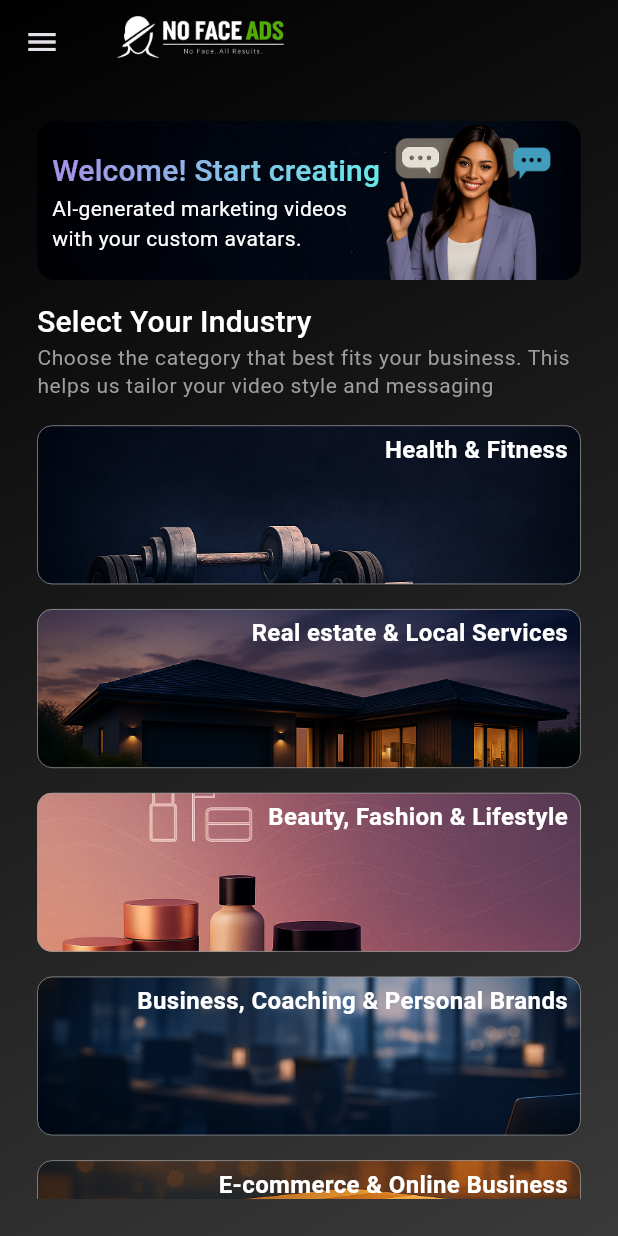
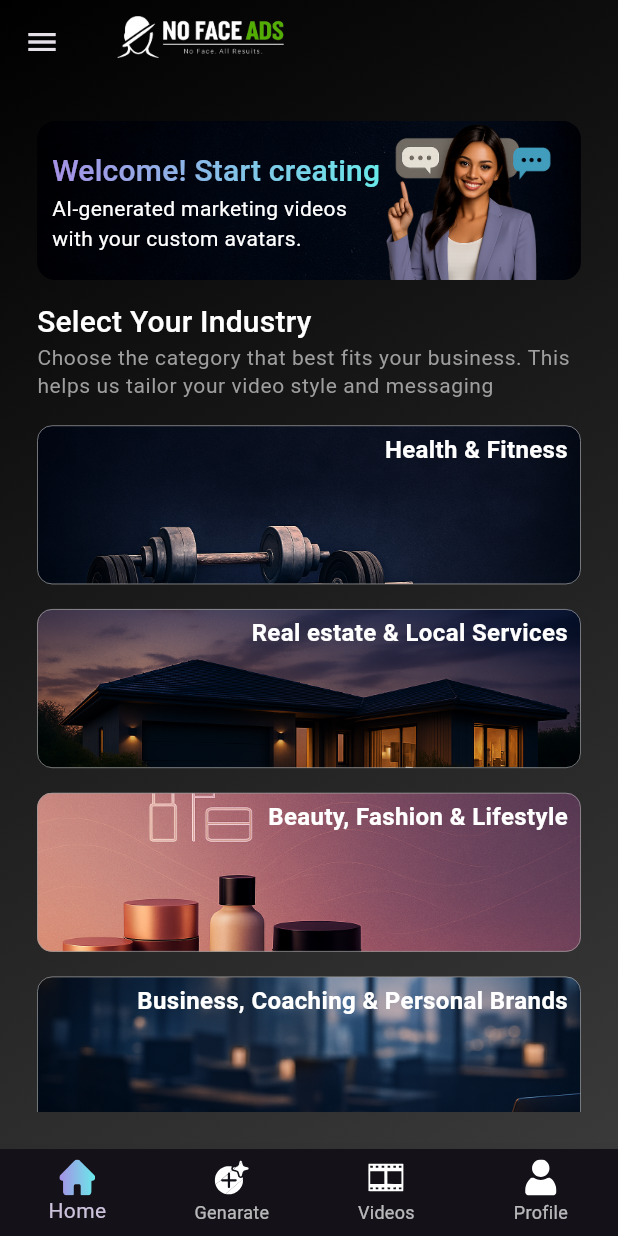
Before and after one commit to BayajitIslam/ai_video_genarator, a Flutter app: the SignInPage screen opened directly, after a tap on "Sign In", on a phone screen of 412 x 824 dp. Run offline on Flutter 3.47's test engine with Material 3 defaults, Android fonts, the phone set to English and light mode, and no system bars; our stand-ins replace flutter_svg, google_fonts.

Commit message:
navbar design

```diff
--- a/lib/core/constant/app_icons.dart
+++ b/lib/core/constant/app_icons.dart
@@ -1,4 +1,11 @@
 class AppIcons {
+  //Auth
   static const String google = 'assets/icons/googleIcon.svg';
   static const String apple = 'assets/icons/appleIcon.svg';
+
+  //Navbar
+  static const String home = 'assets/icons/navbar/home_icon.svg';
+  static const String genarate = 'assets/icons/navbar/generate_icon.svg';
+  static const String profile = 'assets/icons/navbar/profile_icon.svg';
+  static const String video = 'assets/icons/navbar/videos_icon.svg';
 }
--- a/lib/features/auth/presentation/pages/sign_In_page.dart
+++ b/lib/features/auth/presentation/pages/sign_In_page.dart
@@ -8,7 +8,7 @@ import 'package:ai_video_genarator/features/auth/presentation/pages/forgot_passw
 import 'package:ai_video_genarator/features/auth/presentation/pages/sign_up_page.dart';
 import 'package:ai_video_genarator/features/auth/presentation/widgets/auth_field.dart';
 import 'package:ai_video_genarator/features/auth/presentation/widgets/auth_social_button.dart';
-import 'package:ai_video_genarator/features/home/presentation/pages/home_page.dart';
+import 'package:ai_video_genarator/features/home/presentation/pages/home_main_page.dart';
 import 'package:flutter/material.dart';
 
 class SignInPage extends StatelessWidget {
@@ -90,9 +90,12 @@ class SignInPage extends StatelessWidget {
 
                   //Sign In Button
                   SizedBox(height: context.heightPercentage(20)),
-                  BlackButton(text: "Sign In ", onTap: () {
-                    Navigator.push(context, HomePage.route());
-                  }),
+                  BlackButton(
+                    text: "Sign In ",
+                    onTap: () {
+                      Navigator.push(context, HomeMainPage.route());
+                    },
+                  ),
 
                   //----- or -----
                   SizedBox(height: context.spacing16),
--- a/lib/features/auth/presentation/pages/sign_up_page.dart
+++ b/lib/features/auth/presentation/pages/sign_up_page.dart
@@ -7,7 +7,7 @@ import 'package:ai_video_genarator/core/utils/screen_size.dart';
 import 'package:ai_video_genarator/features/auth/presentation/pages/sign_In_page.dart';
 import 'package:ai_video_genarator/features/auth/presentation/widgets/auth_field.dart';
 import 'package:ai_video_genarator/features/auth/presentation/widgets/auth_social_button.dart';
-import 'package:ai_video_genarator/features/home/presentation/pages/home_page.dart';
+import 'package:ai_video_genarator/features/home/presentation/pages/home_main_page.dart';
 import 'package:flutter/material.dart';
 
 class SignUpPage extends StatelessWidget {
@@ -125,7 +125,7 @@ class SignUpPage extends StatelessWidget {
                       //route to home page
                       Navigator.pushAndRemoveUntil(
                         context,
-                        HomePage.route(),
+                        HomeMainPage.route(),
                         (route) => false,
                       );
                     },
--- /dev/null
+++ b/lib/features/home/presentation/pages/home_main_page.dart
@@ -0,0 +1,14 @@
+import 'package:ai_video_genarator/features/home/presentation/widgets/my_bottom_navbar.dart';
+import 'package:flutter/material.dart';
+
+class HomeMainPage extends StatelessWidget {
+  //route
+  static MaterialPageRoute<dynamic> route() =>
+      MaterialPageRoute(builder: (context) => HomeMainPage());
+  const HomeMainPage({super.key});
+
+  @override
+  Widget build(BuildContext context) {
+    return const MyBottomNavbar();
+  }
+}
--- /dev/null
+++ b/lib/features/home/presentation/widgets/gradient_icon.dart
@@ -0,0 +1,44 @@
+import 'package:ai_video_genarator/core/theme/app_pallete.dart';
+import 'package:flutter/material.dart';
+import 'package:flutter_svg/flutter_svg.dart';
+
+class GradientIcon extends StatelessWidget {
+  final String icon;
+  final bool isSelected;
+  final double size;
+  final Gradient gradient;
+
+  const GradientIcon({
+    required this.icon,
+    required this.isSelected,
+    this.size = 24,
+    this.gradient = const LinearGradient(
+      colors: [AppPallete.gradient1, AppPallete.gradient2],
+      begin: Alignment.centerLeft,
+      end: Alignment.centerRight,
+    ),
+    super.key,
+  });
+
+  @override
+  Widget build(BuildContext context) {
+    if (isSelected) {
+      return ShaderMask(
+        shaderCallback: (bounds) => gradient.createShader(bounds),
+        child: SvgPicture.asset(
+          icon,
+          width: size,
+          height: size,
+          color: Colors.white, // your original icon is white
+        ),
+      );
+    } else {
+      return SvgPicture.asset(
+        icon,
+        width: size,
+        height: size,
+        color: Colors.white, // unselected icon color
+      );
+    }
+  }
+}
--- /dev/null
+++ b/lib/features/home/presentation/widgets/my_bottom_navbar.dart
@@ -0,0 +1,71 @@
+import 'package:ai_video_genarator/core/constant/app_icons.dart';
+import 'package:ai_video_genarator/features/auth/presentation/pages/forgot_password_page.dart';
+import 'package:ai_video_genarator/features/auth/presentation/pages/sign_In_page.dart';
+import 'package:ai_video_genarator/features/auth/presentation/pages/sign_up_page.dart';
+import 'package:ai_video_genarator/features/home/presentation/pages/home_page.dart';
+import 'package:ai_video_genarator/features/home/presentation/widgets/gradient_icon.dart';
+import 'package:flutter/material.dart';
+
+class MyBottomNavbar extends StatefulWidget {
+  const MyBottomNavbar({super.key});
+
+  @override
+  State<MyBottomNavbar> createState() => _MyBottomNavbarState();
+}
+
+class _MyBottomNavbarState extends State<MyBottomNavbar> {
+  int _currentIndex = 0;
+
+  List<Widget> pages = [
+    HomePage(),
+    SignInPage(),
+    SignUpPage(),
+    ForgotPasswordPage(),
+  ];
+
+  @override
+  Widget build(BuildContext context) {
+    return Scaffold(
+      body: pages[_currentIndex],
+      bottomNavigationBar: BottomNavigationBar(
+        currentIndex: _currentIndex,
+        type: BottomNavigationBarType.fixed,
+        onTap: (index) {
+          setState(() {
+            _currentIndex = index;
+          });
+        },
+        items: [
+          BottomNavigationBarItem(
+            icon: GradientIcon(
+              icon: AppIcons.home,
+              isSelected: _currentIndex == 0,
+            ),
+            label: "Home",
+          ),
+          BottomNavigationBarItem(
+            icon: GradientIcon(
+              icon: AppIcons.genarate,
+              isSelected: _currentIndex == 1,
+            ),
+            label: "Genarate",
+          ),
+          BottomNavigationBarItem(
+            icon: GradientIcon(
+              icon: AppIcons.video,
+              isSelected: _currentIndex == 2,
+            ),
+            label: "Videos",
+          ),
+          BottomNavigationBarItem(
+            icon: GradientIcon(
+              icon: AppIcons.profile,
+              isSelected: _currentIndex == 3,
+            ),
+            label: "Profile",
+          ),
+        ],
+      ),
+    );
+  }
+}
--- a/pubspec.yaml
+++ b/pubspec.yaml
@@ -64,6 +64,7 @@ flutter:
     - assets/images/
     - assets/icons/
     - assets/images/home/
+    - assets/icons/navbar/
 
   # An image asset can refer to one or more resolution-specific "variants", see
   # https://flutter.dev/to/resolution-aware-images
```
Also changed, not shown: assets/icons/navbar/generate_icon.svg (added), assets/icons/navbar/home_icon.svg (added), assets/icons/navbar/profile_icon.svg (added), assets/icons/navbar/videos_icon.svg (added), 3 other files.
